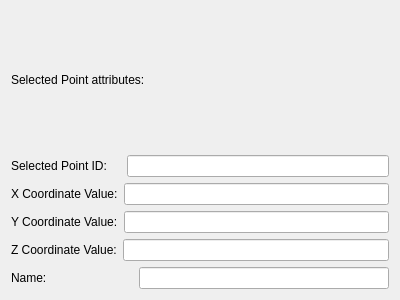
The window that i3viewer/i3pointDialog.ui (hubergilt/i3viewer) describes before a commit, drawn with Qt 5.
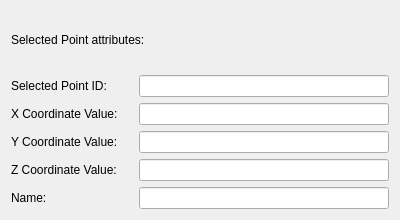
The same window after the commit.

Commit message: update form dialog point

The edit to the form file:
```diff
--- a/i3viewer/i3pointDialog.ui
+++ b/i3viewer/i3pointDialog.ui
@@ -7,7 +7,7 @@
     <x>0</x>
     <y>0</y>
     <width>400</width>
-    <height>300</height>
+    <height>220</height>
    </rect>
   </property>
   <property name="windowTitle">
@@ -24,71 +24,55 @@
       </widget>
      </item>
      <item>
-      <layout class="QHBoxLayout" name="horizontalLayout">
-       <item>
+      <layout class="QFormLayout" name="formLayout">
+       <item row="0" column="0">
         <widget class="QLabel" name="label">
          <property name="text">
           <string>Selected Point ID:    </string>
          </property>
         </widget>
        </item>
-       <item>
+       <item row="0" column="1">
         <widget class="QLineEdit" name="lineEdit"/>
        </item>
-      </layout>
-     </item>
-     <item>
-      <layout class="QHBoxLayout" name="horizontalLayout_3">
-       <item>
+       <item row="1" column="0">
         <widget class="QLabel" name="label_3">
          <property name="text">
           <string>X Coordinate Value:</string>
          </property>
         </widget>
        </item>
-       <item>
+       <item row="1" column="1">
         <widget class="QLineEdit" name="lineEdit_3"/>
        </item>
-      </layout>
-     </item>
-     <item>
-      <layout class="QHBoxLayout" name="horizontalLayout_2">
-       <item>
+       <item row="2" column="0">
         <widget class="QLabel" name="label_2">
          <property name="text">
           <string>Y Coordinate Value:</string>
          </property>
         </widget>
        </item>
-       <item>
+       <item row="2" column="1">
         <widget class="QLineEdit" name="lineEdit_2"/>
        </item>
-      </layout>
-     </item>
-     <item>
-      <layout class="QHBoxLayout" name="horizontalLayout_7">
-       <item>
+       <item row="3" column="0">
         <widget class="QLabel" name="label_5">
          <property name="text">
           <string>Z Coordinate Value:</string>
          </property>
         </widget>
        </item>
-       <item>
+       <item row="3" column="1">
         <widget class="QLineEdit" name="lineEdit_4"/>
        </item>
-      </layout>
-     </item>
-     <item>
-      <layout class="QHBoxLayout" name="horizontalLayout_8">
-       <item>
+       <item row="4" column="0">
         <widget class="QLabel" name="label_6">
          <property name="text">
           <string>Name:                          </string>
          </property>
         </widget>
        </item>
-       <item>
+       <item row="4" column="1">
         <widget class="QLineEdit" name="lineEdit_5"/>
        </item>
       </layout>
```
The commit also changes 2 other files.
